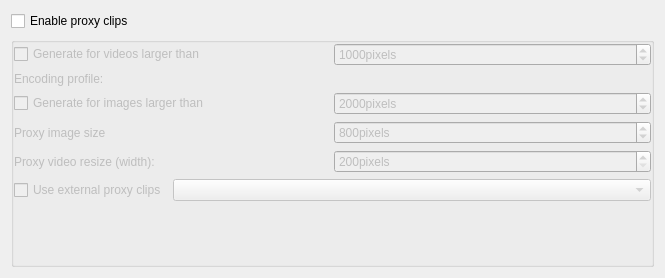
Before: the Qt Designer form src/ui/configproxy_ui.ui in KDE/kdenlive, drawn with Qt 5.
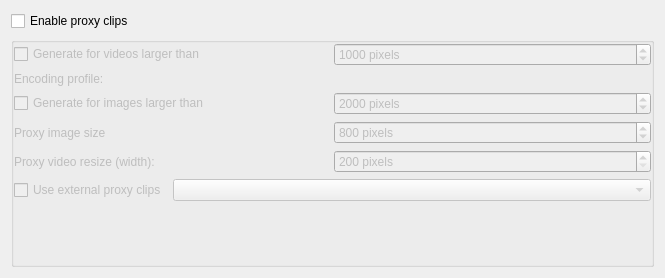
After: the same form once the commit is applied.

```diff
--- a/src/ui/configproxy_ui.ui
+++ b/src/ui/configproxy_ui.ui
@@ -51,7 +51,7 @@
       <item row="2" column="2" colspan="2">
        <widget class="QSpinBox" name="kcfg_proxyimageminsize">
         <property name="suffix">
-         <string>pixels</string>
+         <string> pixels</string>
         </property>
         <property name="minimum">
          <number>500</number>
@@ -67,7 +67,7 @@
       <item row="4" column="2" colspan="2">
        <widget class="QSpinBox" name="kcfg_proxyscale">
         <property name="suffix">
-         <string>pixels</string>
+         <string> pixels</string>
         </property>
         <property name="minimum">
          <number>200</number>
@@ -110,7 +110,7 @@
       <item row="0" column="2" colspan="2">
        <widget class="QSpinBox" name="kcfg_proxyminsize">
         <property name="suffix">
-         <string>pixels</string>
+         <string> pixels</string>
         </property>
         <property name="maximum">
          <number>10000</number>
@@ -153,7 +153,7 @@
          <bool>false</bool>
         </property>
         <property name="suffix">
-         <string>pixels</string>
+         <string> pixels</string>
         </property>
         <property name="minimum">
          <number>200</number>
```
